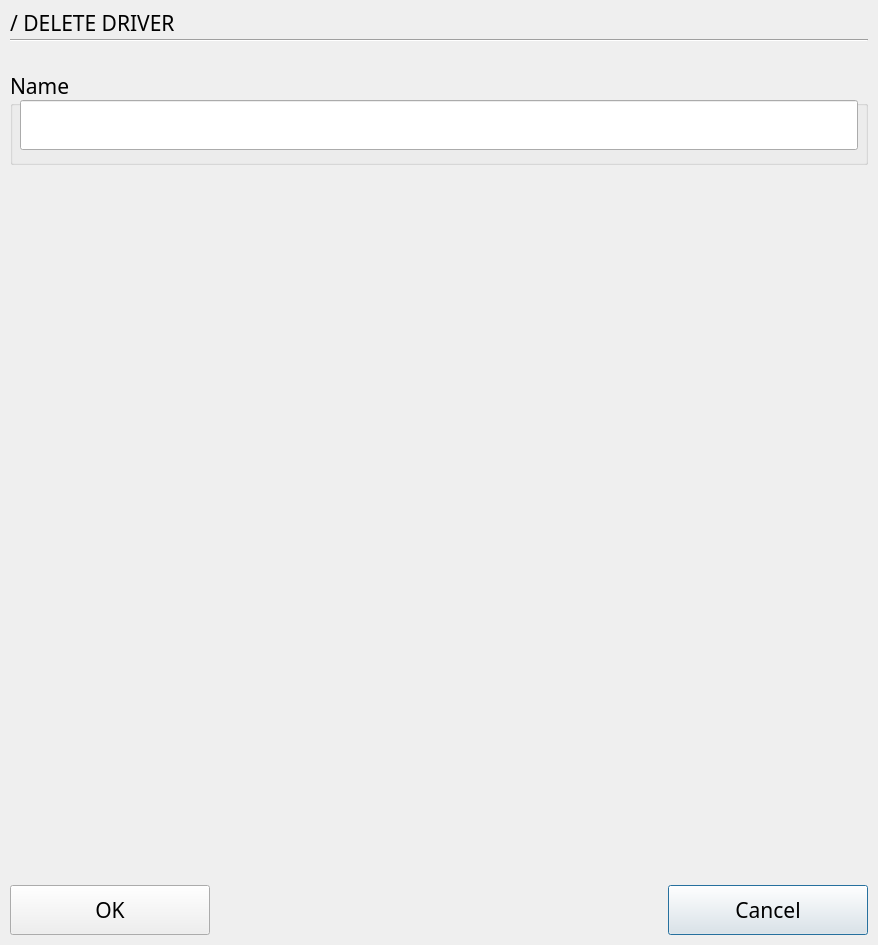
Old version of the form trunk/QTimeTrial/resources/ui/dialogdeletedriver.ui in the repository flomar/rFactor2TimeTrial.
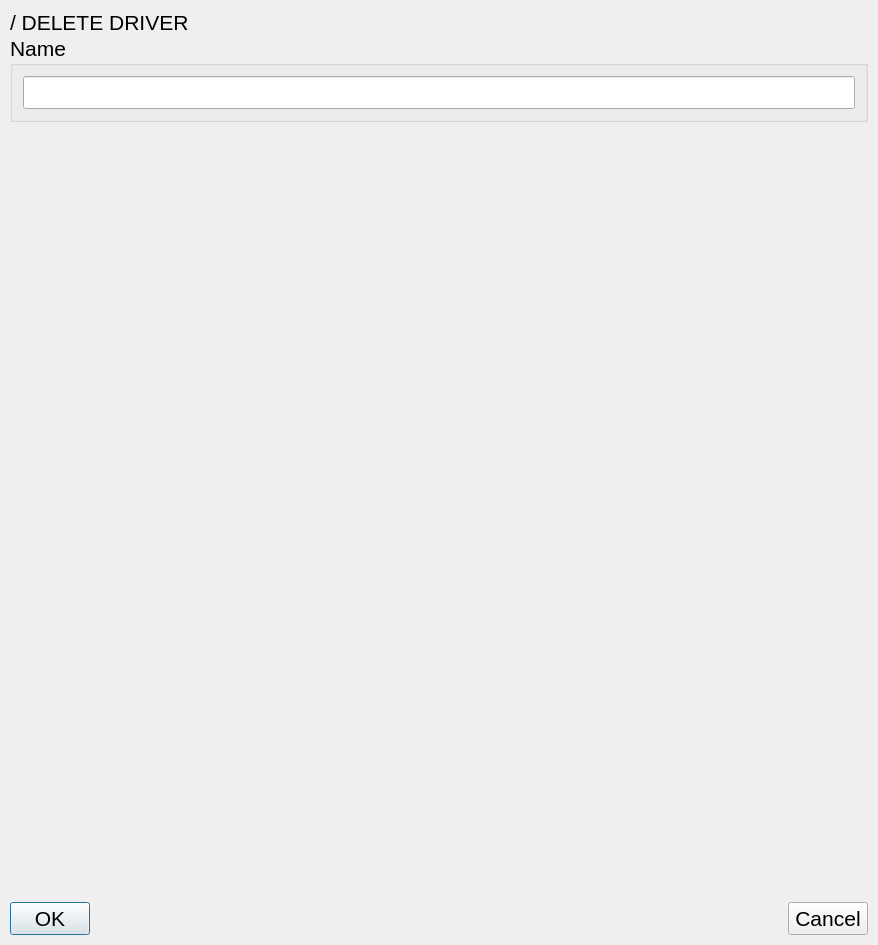
New version of the form.

Commit message: GIGANTIC REFACTORING: all widgets are now based on horizontal and vertical layouts, this should make developing a resolution-independent user interface much more easy

Patch:
```diff
--- a/trunk/QTimeTrial/resources/ui/dialogdeletedriver.ui
+++ b/trunk/QTimeTrial/resources/ui/dialogdeletedriver.ui
@@ -12,24 +12,44 @@
   </property>
   <property name="font">
    <font>
-    <family>Bitwise</family>
+    <family>Arial</family>
     <pointsize>32</pointsize>
    </font>
   </property>
   <property name="windowTitle">
    <string>About</string>
   </property>
+  <layout class="QVBoxLayout" name="verticalLayout">
+   <property name="spacing">
+    <number>0</number>
+   </property>
+   <property name="leftMargin">
+    <number>10</number>
+   </property>
+   <property name="topMargin">
+    <number>10</number>
+   </property>
+   <property name="rightMargin">
+    <number>10</number>
+   </property>
+   <property name="bottomMargin">
+    <number>10</number>
+   </property>
+   <item>
+    <layout class="QVBoxLayout" name="layoutCenter">
+     <property name="spacing">
+      <number>0</number>
+     </property>
+     <item>
+      <layout class="QVBoxLayout" name="layoutTitle">
+       <property name="spacing">
+        <number>0</number>
+       </property>
+       <item>
   <widget class="QLabel" name="labelTitle">
-   <property name="geometry">
-    <rect>
-     <x>10</x>
-     <y>10</y>
-     <width>858</width>
-     <height>25</height>
-    </rect>
-   </property>
    <property name="font">
     <font>
+           <family>Arial</family>
      <pointsize>16</pointsize>
     </font>
    </property>
@@ -40,86 +60,46 @@
     <set>Qt::AlignLeading|Qt::AlignLeft|Qt::AlignVCenter</set>
    </property>
   </widget>
-  <widget class="Line" name="lineTitle">
-   <property name="geometry">
-    <rect>
-     <x>10</x>
-     <y>35</y>
-     <width>858</width>
-     <height>10</height>
-    </rect>
-   </property>
-   <property name="orientation">
-    <enum>Qt::Horizontal</enum>
-   </property>
-  </widget>
-  <widget class="QPushButton" name="pushButtonCancel">
-   <property name="geometry">
-    <rect>
-     <x>668</x>
-     <y>885</y>
-     <width>200</width>
-     <height>50</height>
-    </rect>
-   </property>
-   <property name="font">
-    <font>
-     <family>Bitwise</family>
-     <pointsize>16</pointsize>
-    </font>
-   </property>
-   <property name="text">
-    <string>Cancel</string>
-   </property>
-  </widget>
-  <widget class="QPushButton" name="pushButtonOK">
-   <property name="geometry">
-    <rect>
-     <x>10</x>
-     <y>885</y>
-     <width>200</width>
-     <height>50</height>
-    </rect>
-   </property>
-   <property name="font">
-    <font>
-     <family>Bitwise</family>
-     <pointsize>16</pointsize>
-    </font>
-   </property>
-   <property name="text">
-    <string>OK</string>
-   </property>
-  </widget>
+       </item>
+      </layout>
+     </item>
+     <item>
+      <layout class="QVBoxLayout" name="layoutContent">
+       <property name="spacing">
+        <number>0</number>
+       </property>
+       <item>
   <widget class="QGroupBox" name="groupBoxDriverName">
-   <property name="geometry">
-    <rect>
-     <x>10</x>
-     <y>70</y>
-     <width>858</width>
-     <height>95</height>
-    </rect>
-   </property>
    <property name="font">
     <font>
+           <family>Arial</family>
      <pointsize>16</pointsize>
     </font>
    </property>
    <property name="title">
     <string>Name</string>
    </property>
+         <layout class="QVBoxLayout" name="verticalLayout_2">
+          <property name="spacing">
+           <number>0</number>
+          </property>
+          <property name="leftMargin">
+           <number>10</number>
+          </property>
+          <property name="topMargin">
+           <number>10</number>
+          </property>
+          <property name="rightMargin">
+           <number>10</number>
+          </property>
+          <property name="bottomMargin">
+           <number>10</number>
+          </property>
+          <item>
    <widget class="QLineEdit" name="lineEditDriverName">
-    <property name="geometry">
-     <rect>
-      <x>10</x>
-      <y>30</y>
-      <width>838</width>
-      <height>50</height>
-     </rect>
-    </property>
     <property name="font">
      <font>
-      <family>Bitwise</family>
+              <family>Arial</family>
       <pointsize>16</pointsize>
      </font>
     </property>
@@ -130,7 +110,74 @@
      <bool>true</bool>
     </property>
    </widget>
-  </widget>
+          </item>
+         </layout>
+        </widget>
+       </item>
+       <item>
+        <spacer name="verticalSpacer">
+         <property name="orientation">
+          <enum>Qt::Vertical</enum>
+         </property>
+         <property name="sizeHint" stdset="0">
+          <size>
+           <width>20</width>
+           <height>40</height>
+          </size>
+         </property>
+        </spacer>
+       </item>
+      </layout>
+     </item>
+     <item>
+      <layout class="QHBoxLayout" name="layoutButtons">
+       <property name="spacing">
+        <number>0</number>
+       </property>
+       <item>
+        <widget class="QPushButton" name="pushButtonOK">
+         <property name="font">
+          <font>
+           <family>Arial</family>
+           <pointsize>16</pointsize>
+          </font>
+         </property>
+         <property name="text">
+          <string>OK</string>
+         </property>
+        </widget>
+       </item>
+       <item>
+        <spacer name="horizontalSpacer">
+         <property name="orientation">
+          <enum>Qt::Horizontal</enum>
+         </property>
+         <property name="sizeHint" stdset="0">
+          <size>
+           <width>40</width>
+           <height>20</height>
+          </size>
+         </property>
+        </spacer>
+       </item>
+       <item>
+        <widget class="QPushButton" name="pushButtonCancel">
+         <property name="font">
+          <font>
+           <family>Arial</family>
+           <pointsize>16</pointsize>
+          </font>
+         </property>
+         <property name="text">
+          <string>Cancel</string>
+         </property>
+        </widget>
+       </item>
+      </layout>
+     </item>
+    </layout>
+   </item>
+  </layout>
  </widget>
  <resources/>
  <connections/>
```
Lines whose indentation alone changed are shown as unchanged. The commit also changes 29 other files.
